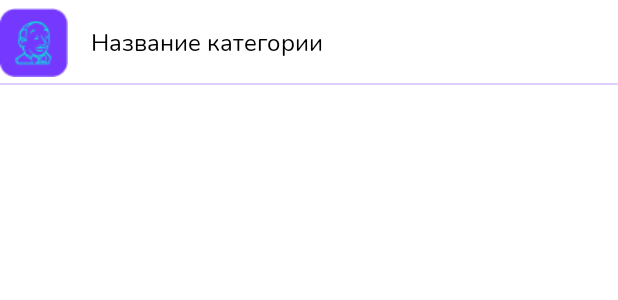
After one commit to JKarleone/word-learning-app, an Android app: the layout item_word_category_progress.xml on its own in the app's theme, with its tools: preview values and no code run, on a phone screen of 412 x 824 dp. The commit adds this screen. Shown: the top 300 px of the screen. Run offline under Robolectric (Android 15) with nearby library versions, the phone set to English and light mode, and no system bars.

Commit message:
Update profile layout

```diff
--- a/app/src/main/res/layout/fragment_settings.xml
+++ b/app/src/main/res/layout/fragment_settings.xml
@@ -43,8 +43,10 @@
                 android:fontFamily="@font/nunito_semibold"/>
 
             <androidx.recyclerview.widget.RecyclerView
+                android:id="@+id/progress_recyclerview"
                 android:layout_width="match_parent"
-                android:layout_height="wrap_content" />
+                android:layout_height="wrap_content"
+                android:layout_marginTop="10dp"/>
 
         </LinearLayout>
 
--- /dev/null
+++ b/app/src/main/res/layout/item_word_category_progress.xml
@@ -0,0 +1,32 @@
+<?xml version="1.0" encoding="utf-8"?>
+<androidx.constraintlayout.widget.ConstraintLayout xmlns:android="http://schemas.android.com/apk/res/android"
+    android:layout_width="match_parent"
+    android:layout_height="wrap_content"
+    xmlns:app="http://schemas.android.com/apk/res-auto"
+    android:background="@drawable/bottom_border_line"
+    android:paddingTop="5dp"
+    android:paddingBottom="5dp">
+
+    <TextView
+        android:id="@+id/profile_category_name"
+        android:layout_width="wrap_content"
+        android:layout_height="wrap_content"
+        android:layout_marginStart="15dp"
+        android:text="Название категории"
+        android:textSize="16sp"
+        android:textColor="#000000"
+        android:fontFamily="@font/nunito_regular"
+        app:layout_constraintBottom_toBottomOf="parent"
+        app:layout_constraintStart_toEndOf="@+id/profile_category_icon"
+        app:layout_constraintTop_toTopOf="parent" />
+
+    <ImageView
+        android:id="@+id/profile_category_icon"
+        android:layout_width="wrap_content"
+        android:layout_height="wrap_content"
+        android:src="@drawable/icon_category1"
+        app:layout_constraintBottom_toBottomOf="parent"
+        app:layout_constraintStart_toStartOf="parent"
+        app:layout_constraintTop_toTopOf="parent" />
+
+</androidx.constraintlayout.widget.ConstraintLayout>
```
Also changed, not shown: app/src/main/java/com/example/word_learning_app/ProfileAdapter.kt (added, +47 -0 lines), app/src/main/java/com/example/word_learning_app/fragments/SettingsFragment.kt (+28 -2 lines).
